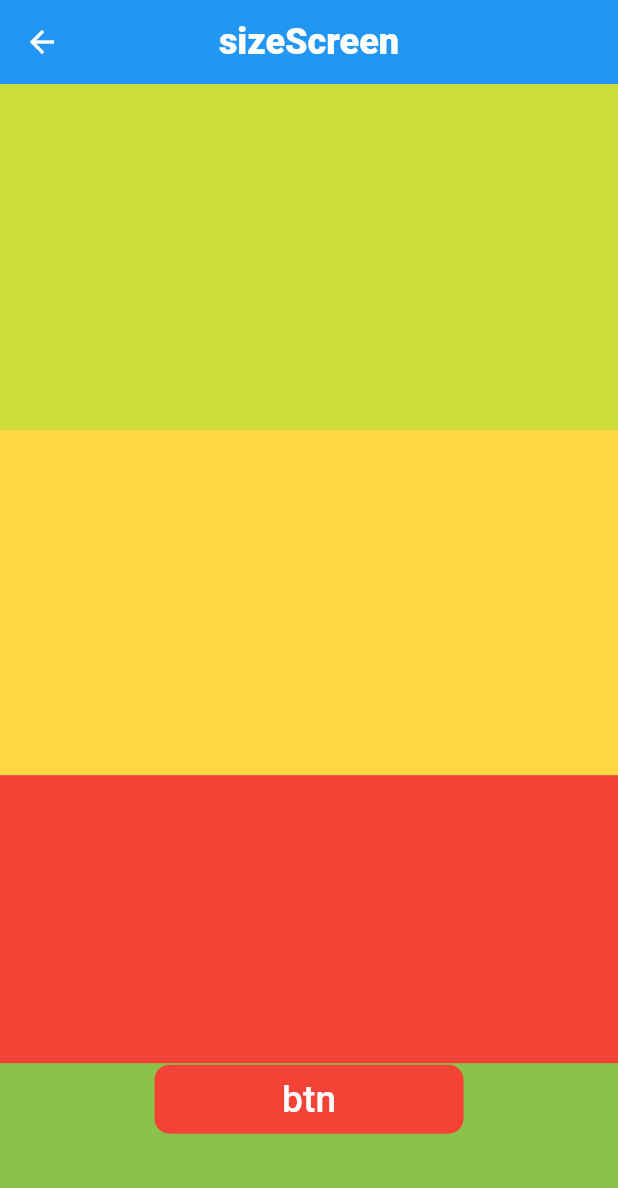
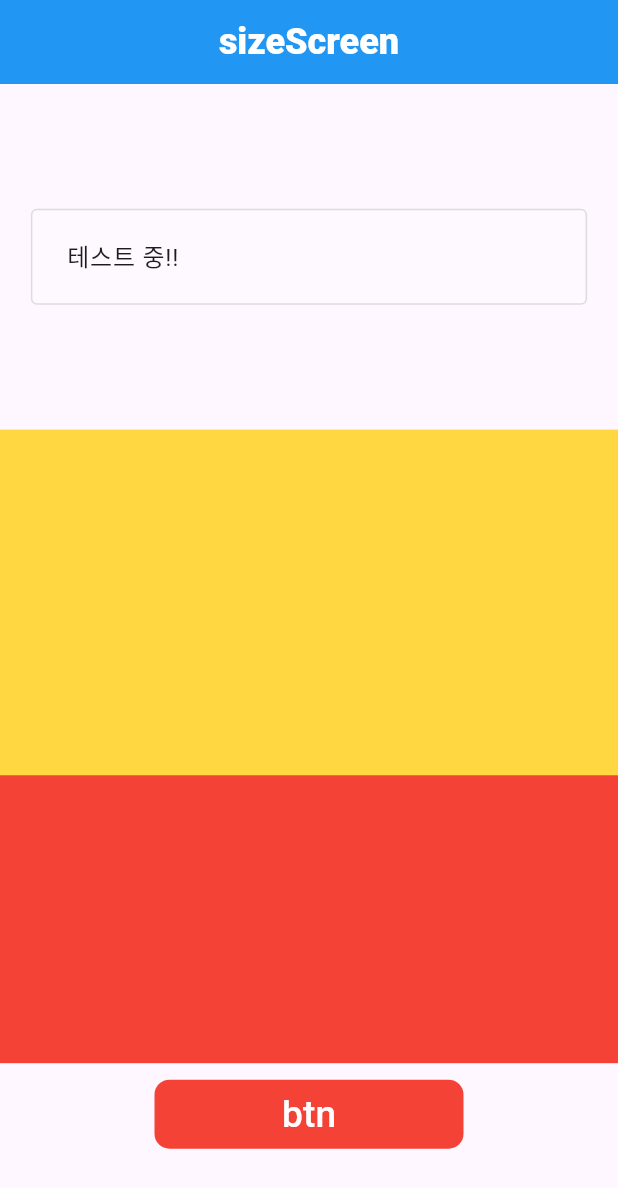
Before and after one commit to Kwontaebin/clean_up_code, a Flutter app: the SizeScreen screen opened directly, on a phone screen of 412 x 824 dp. Shown: the top 1188 px of the screen. Run offline on Flutter 3.47's test engine with Material 3 defaults, Android fonts, the phone set to English and light mode, and no system bars.

Commit message:
textFormField 위젯 모듈로 구현

```diff
--- /dev/null
+++ b/lib/common/component/custom_text_field.dart
@@ -0,0 +1,70 @@
+/*
+  todo 해당 모듈 사용 시 필수 사항
+  모듈을 불러오는 파일 제일 상단에 GestureDetector 위젯을 불러오고 밑의 코드 작성
+        onTap: () {
+          FocusScope.of(context).unfocus(); // 빈 공간 클릭 시 포커스 해제
+        },
+
+  이렇게 하면 커서가 집중되어 있을 때 빈 공간을 클릭하면 커서 집중이 풀린다.
+ */
+
+import 'package:flutter/material.dart';
+import 'package:flutter/services.dart';
+
+class CustomTextFieldWidget extends StatelessWidget {
+  final TextEditingController? controller;
+  final String hintText;
+  final Color backGroundColor;
+  final double? width;
+  final double? height;
+  final ValueChanged<String> onChanged;
+  final bool isNum;
+
+  const CustomTextFieldWidget({
+    super.key,
+    this.controller,
+    this.width,
+    this.height,
+    required this.hintText,
+    this.backGroundColor = Colors.white12,
+    required this.onChanged,
+    this.isNum = false,
+  });
+
+  @override
+  Widget build(BuildContext context) {
+    const baseBorder = OutlineInputBorder(
+      borderSide: BorderSide(
+        color: Colors.black12,
+        width: 1.0,
+      ),
+    );
+
+    return SizedBox(
+      width: width,
+      height: height,
+      child: TextFormField(
+        controller: controller,
+        onChanged: onChanged,
+        keyboardType: isNum ? TextInputType.number : TextInputType.text,
+        inputFormatters: [
+          FilteringTextInputFormatter.deny(RegExp(r'\s')), // 띄어쓰기 안되도록
+          if (isNum) FilteringTextInputFormatter.digitsOnly,
+        ],
+        decoration: InputDecoration(
+          contentPadding: const EdgeInsets.all(20),
+          hintText: hintText,
+          fillColor: backGroundColor,
+          filled: true,
+          border: baseBorder,
+          enabledBorder: baseBorder,
+          focusedBorder: baseBorder.copyWith(
+            borderSide: baseBorder.borderSide.copyWith(
+              color: Colors.black,
+            ),
+          ),
+        ),
+      ),
+    );
+  }
+}
--- a/lib/main.dart
+++ b/lib/main.dart
@@ -15,7 +15,7 @@ class MyApp extends StatelessWidget {
     return const MaterialApp(
       debugShowCheckedModeBanner: false,
       title: 'clean up code!',
-      home: FirstScreen(),
+      home: SizeScreen(),
     );
   }
 }
--- a/lib/setting_device_size/view/size.dart
+++ b/lib/setting_device_size/view/size.dart
@@ -1,4 +1,5 @@
 import 'package:clean_up_code/common/component/custom_appbar.dart';
+import 'package:clean_up_code/common/component/custom_text_field.dart';
 import 'package:flutter/material.dart';
 import '../../common/component/custom_elevatedButton.dart';
 import '../../common/function/sizeFn.dart';
@@ -11,23 +12,43 @@ class SizeScreen extends StatefulWidget {
 }
 
 class _SizeScreenState extends State<SizeScreen> {
+  final myController = TextEditingController();
+
+  @override
+  void initState() {
+    super.initState();
+    myController.text = "테스트 중!!";
+  }
+
   @override
   Widget build(BuildContext context) {
     final size = MediaQuery.of(context).size;
-    return Scaffold(
+    return GestureDetector(
+      onTap: () {
+        FocusScope.of(context).unfocus(); // 빈 공간 클릭 시 포커스 해제
+      },
+      child: Scaffold(
         appBar: const CustomAppBar(
           title: "sizeScreen",
           showLeading: false,
         ),
-      body: Container(
+        body: SingleChildScrollView(
+          keyboardDismissBehavior: ScrollViewKeyboardDismissBehavior.onDrag,
+          child: SizedBox(
             width: size.width * 1.0,
             height: calculateBodyHeight(context),
-        color: Colors.lightGreen,
             child: Column(
               children: [
-            Container(
+                SizedBox(
                   height: calculateBodyHeight(context) * 0.3,
-              color: Colors.lime,
+                  child: Center(
+                    child: CustomTextFieldWidget(
+                      width: size.width * 0.9,
+                      controller: myController,
+                      hintText: "입력해주세요",
+                      onChanged: (value) {},
+                    ),
+                  ),
                 ),
                 Container(
                   height: calculateBodyHeight(context) * 0.3,
@@ -37,8 +58,8 @@ class _SizeScreenState extends State<SizeScreen> {
                   height: calculateBodyHeight(context) * 0.25,
                   color: Colors.red,
                 ),
+                const SizedBox(height: 10),
                 CustomElevatedButton(
-              // width: size.width * 0.3,
                   height: calculateBodyHeight(context) * 0.06,
                   text: "btn",
                   buttonSize: sizeFn(context).width * 0.06,
@@ -47,6 +68,8 @@ class _SizeScreenState extends State<SizeScreen> {
               ],
             ),
           ),
+        ),
+      ),
     );
   }
 }
```
Lines whose indentation alone changed are shown as unchanged.
